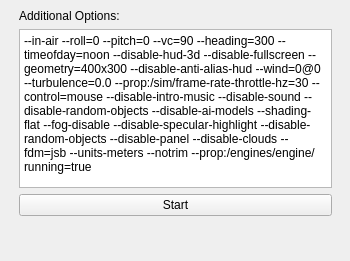
Above: src/ui/QGCHilFlightGearConfiguration.ui from mavlink/qgroundcontrol before the change. Below: the same form after it.
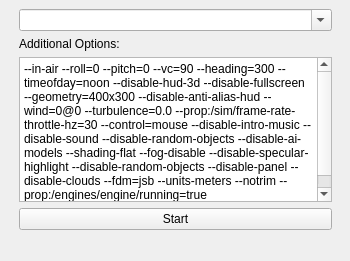
That is the form after the change.

Commit message: HIL Flightgear Configuration: added aircraft option

What changed in the file:
```diff
--- a/src/ui/QGCHilFlightGearConfiguration.ui
+++ b/src/ui/QGCHilFlightGearConfiguration.ui
@@ -32,21 +32,14 @@
     <property name="margin">
      <number>9</number>
     </property>
-    <item row="1" column="0">
+    <item row="2" column="0">
      <widget class="QPlainTextEdit" name="optionsPlainTextEdit">
       <property name="plainText">
        <string>--in-air --roll=0 --pitch=0 --vc=90 --heading=300 --timeofday=noon --disable-hud-3d --disable-fullscreen --geometry=400x300 --disable-anti-alias-hud --wind=0@0 --turbulence=0.0 --prop:/sim/frame-rate-throttle-hz=30 --control=mouse --disable-intro-music --disable-sound --disable-random-objects --disable-ai-models --shading-flat --fog-disable --disable-specular-highlight --disable-random-objects --disable-panel --disable-clouds --fdm=jsb --units-meters --notrim --prop:/engines/engine/running=true</string>
       </property>
      </widget>
     </item>
-    <item row="2" column="0">
-     <widget class="QPushButton" name="startButton">
-      <property name="text">
-       <string>Start</string>
-      </property>
-     </widget>
-    </item>
-    <item row="3" column="0">
+    <item row="4" column="0">
      <spacer name="verticalSpacer">
       <property name="orientation">
        <enum>Qt::Vertical</enum>
@@ -59,13 +52,27 @@
       </property>
      </spacer>
     </item>
-    <item row="0" column="0">
+    <item row="1" column="0">
      <widget class="QLabel" name="plaintextInfoLabel">
       <property name="text">
        <string>Additional Options:</string>
       </property>
      </widget>
     </item>
+    <item row="3" column="0">
+     <widget class="QPushButton" name="startButton">
+      <property name="text">
+       <string>Start</string>
+      </property>
+     </widget>
+    </item>
+    <item row="0" column="0">
+     <widget class="QComboBox" name="aircraftComboBox">
+      <property name="editable">
+       <bool>true</bool>
+      </property>
+     </widget>
+    </item>
    </layout>
   </widget>
  </widget>
```
The commit also changes 3 other files.
